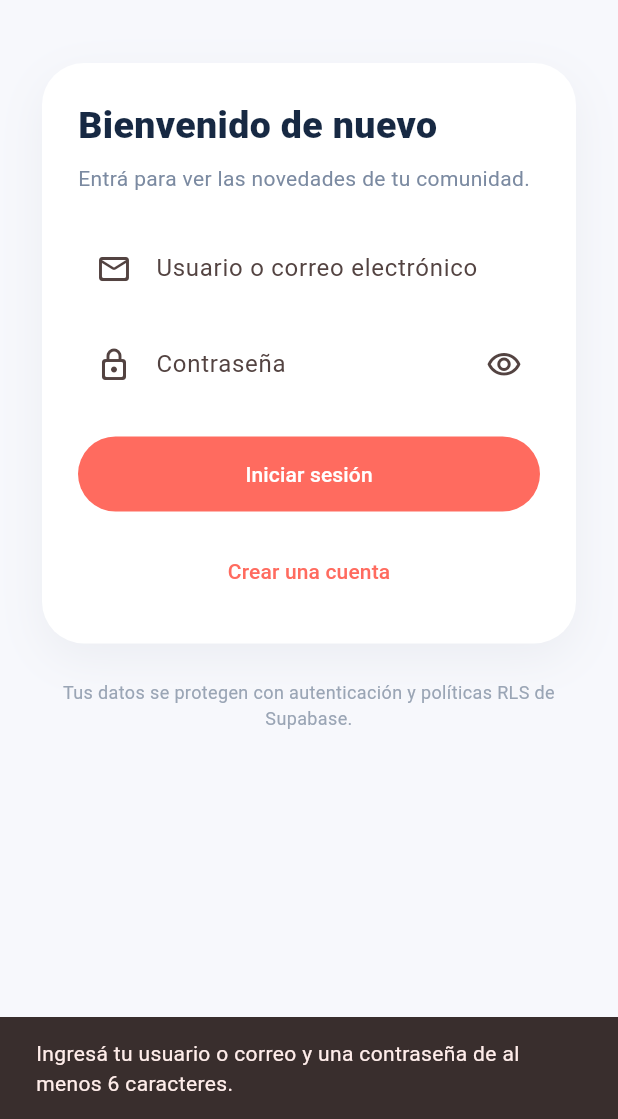
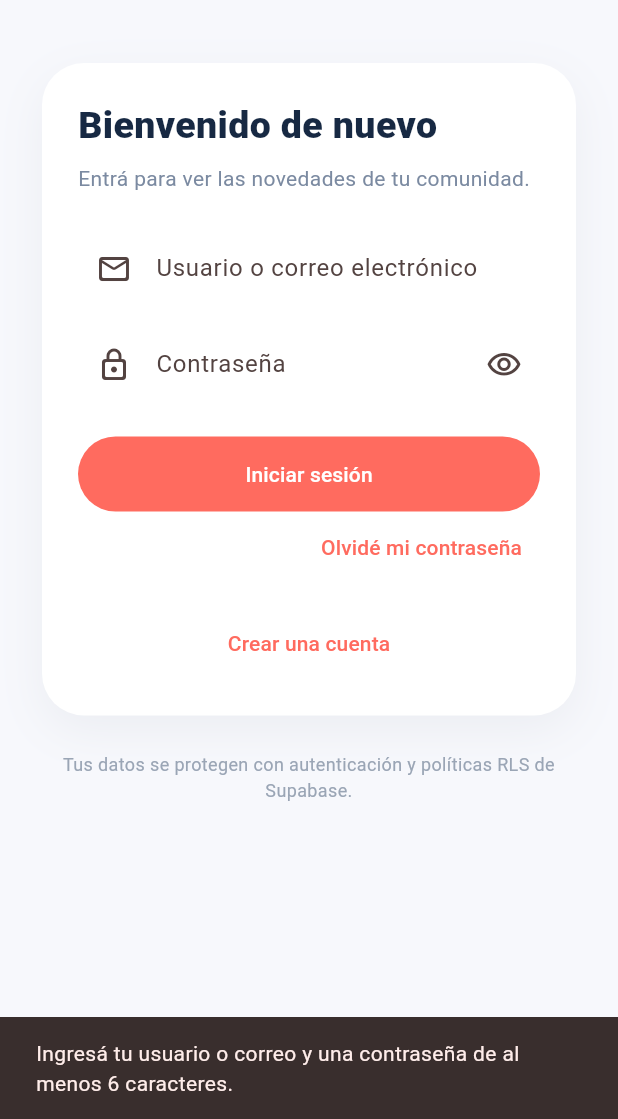
Before and after one commit to thezebrakingok/com.vylio.cloupbi, a Flutter app: the AuthPage screen opened directly, after a tap on "Iniciar sesión", on a phone screen of 412 x 824 dp, the part 117-1236 px from its top. Run offline on Flutter 3.47's test engine with Material 3 defaults, Android fonts, the phone set to English and light mode, and no system bars; our stand-ins replace image_picker, supabase_flutter; accounts and stored records are empty.

Commit message:
Agregar recuperacion de contraseña y reforzar login

```diff
--- a/lib/main.dart
+++ b/lib/main.dart
@@ -278,6 +278,14 @@ class _AuthPageState extends State<AuthPage> {
                           : Text(_isSignUp ? 'Crear cuenta' : 'Iniciar sesión'),
                     ),
                   ),
+                  if (!_isSignUp)
+                    Align(
+                      alignment: Alignment.centerRight,
+                      child: TextButton(
+                        onPressed: _busy ? null : _resetPassword,
+                        child: const Text('Olvidé mi contraseña'),
+                      ),
+                    ),
                   const SizedBox(height: 16),
                   Center(
                     child: TextButton(
@@ -346,6 +354,25 @@ class _AuthPageState extends State<AuthPage> {
       } else {
         await _auth.signIn(identifier: identifier, password: password);
         widget.onSignedIn?.call();
+      }
+    } catch (error) {
+      if (mounted) _show(_friendlyAuthError(error));
+    } finally {
+      if (mounted) setState(() => _busy = false);
+    }
+  }
+
+  Future<void> _resetPassword() async {
+    final identifier = _email.text.trim();
+    if (identifier.isEmpty) {
+      _show('Ingresá tu correo o usuario para recuperar la contraseña.');
+      return;
+    }
+    setState(() => _busy = true);
+    try {
+      await _auth.resetPassword(identifier);
+      if (mounted) {
+        _show('Te enviamos un enlace para crear una contraseña nueva.');
       }
     } catch (error) {
       if (mounted) _show(_friendlyAuthError(error));
```
Also changed, not shown: lib/data/auth_service.dart (+17 -0 lines).
